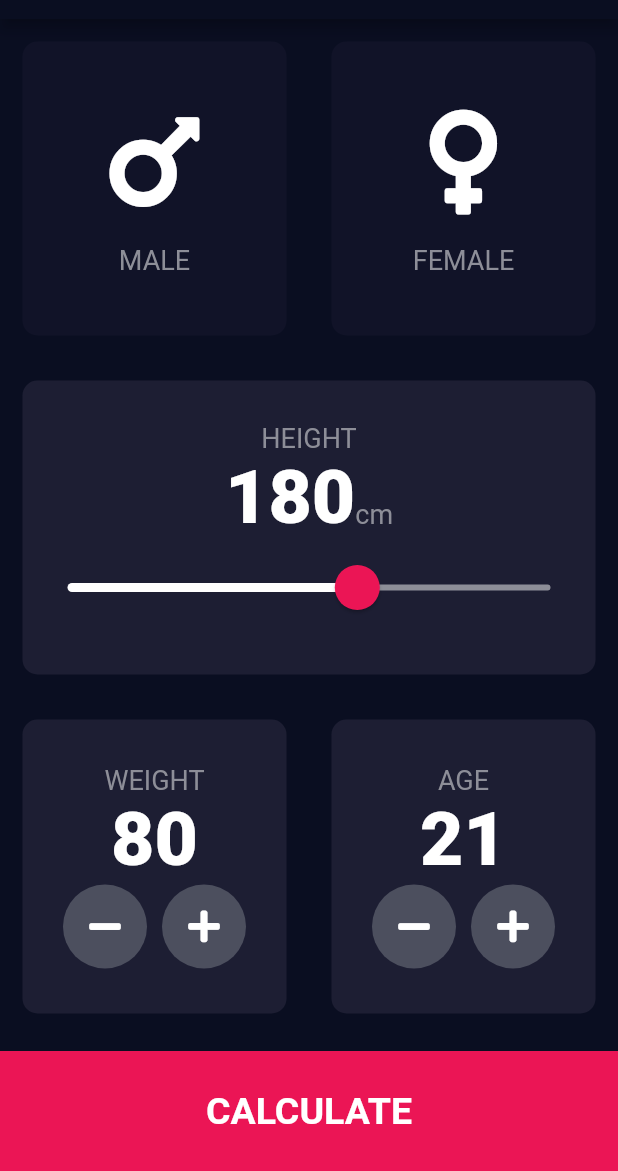
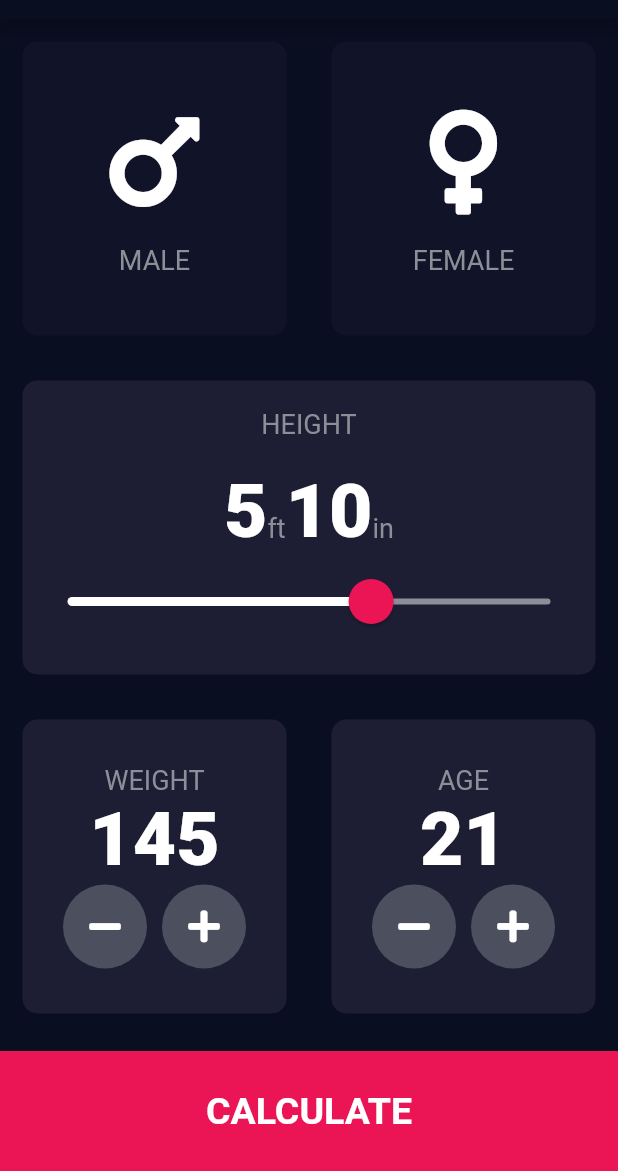
Before and after one commit to HenNacis/flutter-bmi-calculator, a Flutter app: the screen it shows after launch, on a phone screen of 412 x 824 dp, the part 65-1236 px from its top. Run offline on Flutter 3.47's test engine with Material 2 defaults, Android fonts, the phone set to English and light mode, and no system bars; our stand-ins replace font_awesome_flutter.

Commit message:
modified for imperial units and refactor

```diff
--- a/lib/calculator_brain.dart
+++ b/lib/calculator_brain.dart
@@ -9,12 +9,14 @@ class CalculatorBrain {
   double _bmi;
 
   String calculateBMI() {
-    _bmi = weight / pow(height / 100, 2);
+    _bmi = weight / pow(height, 2) * 703;
     return _bmi.toStringAsFixed(1);
   }
 
   String getResult() {
-    if (_bmi >= 25) {
+    if (_bmi >= 30) {
+      return 'Obese';
+    } else if (_bmi >= 25) {
       return 'Overweight';
     } else if (_bmi > 18.5) {
       return 'Normal';
@@ -24,8 +26,10 @@ class CalculatorBrain {
   }
 
   String getInterpretation() {
-    if (_bmi >= 25) {
-      return 'You have a higher than normal body weight. Try to exercise more.';
+    if (_bmi >= 30) {
+      return 'Your weight is at a high level it can lead to considerable health problems';
+    } else if (_bmi >= 25) {
+      return 'You weight is at an elevated level. Try to exercise more.';
     } else if (_bmi > 18.5) {
       return 'You have a normal body weight. Good job!';
     } else {
@@ -33,3 +37,4 @@ class CalculatorBrain {
     }
   }
 }
+//Your weight is at an extremely high level it can cause serious health problems.
--- a/lib/constants.dart
+++ b/lib/constants.dart
@@ -39,3 +39,12 @@ const kBMITextStyle = TextStyle(
 const kBodyTextStyle = TextStyle(
   fontSize: 22.0,
 );
+
+const kSliderStyle = SliderThemeData(
+  inactiveTrackColor: Color(0xFF8D8E98),
+  activeTrackColor: Colors.white,
+  thumbColor: kBottomContainerColor,
+  overlayColor: Color(0x29EB1555),
+  thumbShape: RoundSliderThumbShape(enabledThumbRadius: 15.0),
+  overlayShape: RoundSliderOverlayShape(overlayRadius: 30.0),
+);
--- a/lib/main.dart
+++ b/lib/main.dart
@@ -1,3 +1,4 @@
+import 'package:bmi_calculator/constants.dart';
 import 'package:flutter/material.dart';
 import 'screens/input_page.dart';
 import 'screens/results_page.dart';
@@ -9,8 +10,10 @@ class BMICalculator extends StatelessWidget {
   Widget build(BuildContext context) {
     return MaterialApp(
       theme: ThemeData.dark().copyWith(
-          primaryColor: Color(0xFF0A0E21),
-          scaffoldBackgroundColor: Color(0xFF0A0E21)),
+        sliderTheme: kSliderStyle,
+        primaryColor: Color(0xFF0A0E21),
+        scaffoldBackgroundColor: Color(0xFF0A0E21),
+      ),
 //      home: InputPage(),
       initialRoute: "/",
       routes: {
--- a/lib/screens/input_page.dart
+++ b/lib/screens/input_page.dart
@@ -17,8 +17,9 @@ class InputPage extends StatefulWidget {
 
 class _InputPageState extends State<InputPage> {
   Gender selectedGender;
-  int height = 180;
-  int weight = 80;
+  int heightFeet = 5;
+  int heightInches = 70;
+  int weight = 145;
   int age = 21;
 
   @override
@@ -69,54 +70,71 @@ class _InputPageState extends State<InputPage> {
             ),
           ),
           Expanded(
+            child: Row(
+              children: <Widget>[
+                Expanded(
                   child: ReusableCard(
                     color: kActiveCardColor,
                     cardChild: Column(
-                mainAxisAlignment: MainAxisAlignment.center,
+                      mainAxisAlignment: MainAxisAlignment.spaceEvenly,
                       children: <Widget>[
                         Text(
                           'HEIGHT',
                           style: kLabelTextStyle,
                         ),
                         Row(
+                          children: <Widget>[
+                            Expanded(
+                              child: Column(
                                 mainAxisAlignment: MainAxisAlignment.center,
-                    crossAxisAlignment: CrossAxisAlignment.baseline,
+                                children: <Widget>[
+                                  Row(
+                                    mainAxisAlignment: MainAxisAlignment.center,
+                                    crossAxisAlignment:
+                                        CrossAxisAlignment.baseline,
                                     textBaseline: TextBaseline.alphabetic,
                                     children: <Widget>[
                                       Text(
-                        height.toString(),
+                                        heightFeet.toString(),
                                         style: kNumberTextStyle,
                                       ),
                                       Text(
-                        'cm',
+                                        'ft',
                                         style: kLabelTextStyle,
+                                      ),
+                                      Text(
+                                        (heightInches % 12).toString(),
+                                        style: kNumberTextStyle,
+                                      ),
+                                      Text(
+                                        'in',
+                                        style: kLabelTextStyle,
+                                      ),
+                                    ],
+                                  ),
+                                  Slider(
+                                    value: heightInches.toDouble(),
+                                    min: 48.0,
+                                    max: 83.0,
+                                    onChanged: (double newValue) {
+                                      setState(() {
+                                        heightInches = newValue.round();
+                                        heightFeet = (heightInches ~/ 12);
+                                        print(
+                                            'feet: $heightFeet inches: ${heightInches % 12} inches: $heightInches');
+                                      });
+                                    },
                                   )
                                 ],
                               ),
-                  SliderTheme(
-                    data: SliderTheme.of(context).copyWith(
-                      inactiveTrackColor: Color(0xFF8D8E98),
-                      activeTrackColor: Colors.white,
-                      thumbColor: Color(0xFFEB1555),
-                      overlayColor: Color(0x29EB1555),
-                      thumbShape:
-                          RoundSliderThumbShape(enabledThumbRadius: 15.0),
-                      overlayShape:
-                          RoundSliderOverlayShape(overlayRadius: 30.0),
                             ),
-                    child: Slider(
-                      value: height.toDouble(),
-                      min: 120.0,
-                      max: 220.0,
-                      onChanged: (double newValue) {
-                        setState(() {
-                          height = newValue.round();
-                        });
-                      },
-                    ),
-                  )
                           ],
                         ),
+                      ],
+                    ),
+                  ),
+                ),
+              ],
             ),
           ),
           Expanded(
@@ -213,7 +231,7 @@ class _InputPageState extends State<InputPage> {
             buttonTitle: 'CALCULATE',
             onTap: () {
               CalculatorBrain calc =
-                  CalculatorBrain(height: height, weight: weight);
+                  CalculatorBrain(height: heightInches, weight: weight);
               Navigator.pushNamed(context, '/results',
                   arguments: ResultsPage(
                     bmiResult: calc.calculateBMI(),
```
Lines whose indentation alone changed are shown as unchanged.
